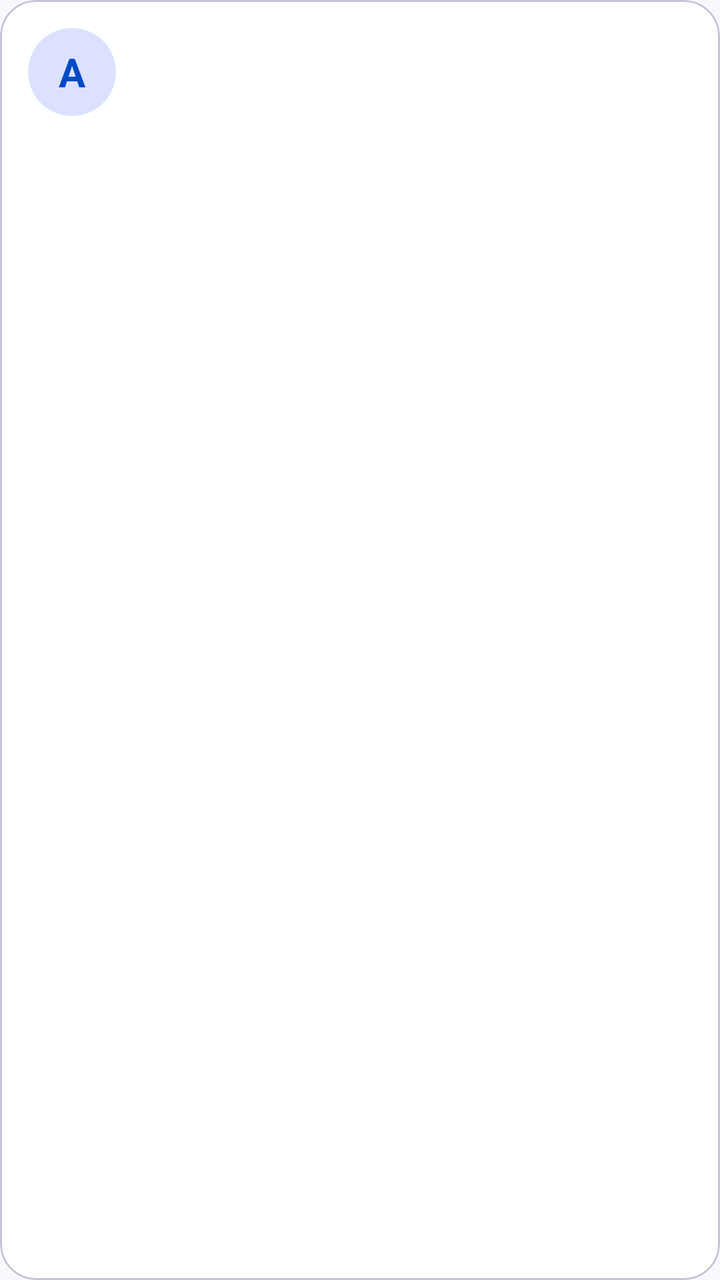
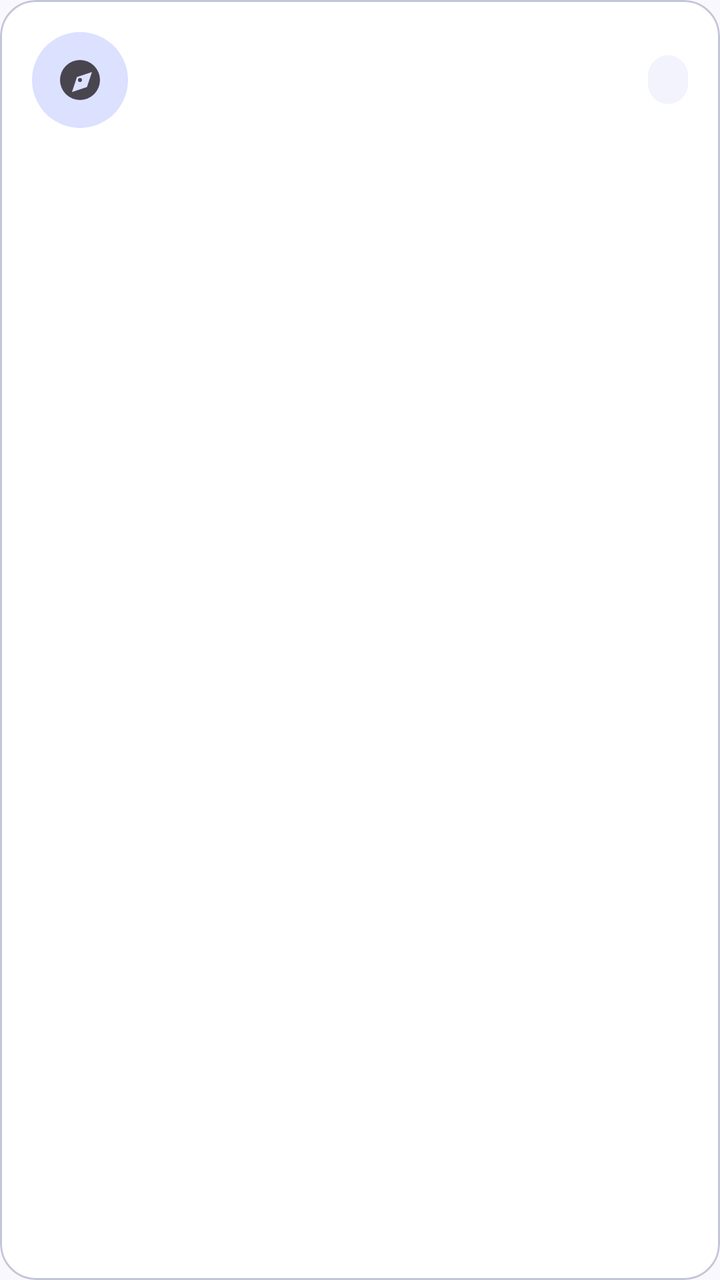

Screens rendered from an Android XML layout before and after an edit, with the pre-edit source and the edit as a unified diff.
<!-- AndroidManifest.xml: application theme Theme.ObjectLanguage -->
<!-- res/layout/item_category.xml -->
<?xml version="1.0" encoding="utf-8"?>
<com.google.android.material.card.MaterialCardView xmlns:android="http://schemas.android.com/apk/res/android"
    xmlns:app="http://schemas.android.com/apk/res-auto"
    android:layout_width="match_parent"
    android:layout_height="156dp"
    android:layout_margin="8dp"
    app:cardBackgroundColor="@color/surface"
    app:cardCornerRadius="18dp"
    app:cardElevation="0dp"
    app:strokeColor="@color/divider"
    app:strokeWidth="1dp">

    <LinearLayout
        android:layout_width="match_parent"
        android:layout_height="match_parent"
        android:orientation="vertical"
        android:padding="14dp">

        <TextView
            android:id="@+id/categoryInitial"
            android:layout_width="44dp"
            android:layout_height="44dp"
            android:background="@drawable/bg_icon_primary"
            android:gravity="center"
            android:text="A"
            android:textColor="@color/primary"
            android:textSize="20sp"
            android:textStyle="bold" />

        <TextView
            android:id="@+id/categoryName"
            android:layout_width="match_parent"
            android:layout_height="wrap_content"
            android:layout_marginTop="12dp"
            android:ellipsize="end"
            android:maxLines="1"
            android:textColor="@color/text_primary"
            android:textSize="18sp"
            android:textStyle="bold" />

        <TextView
            android:id="@+id/categoryDescription"
            android:layout_width="match_parent"
            android:layout_height="0dp"
            android:layout_marginTop="6dp"
            android:layout_weight="1"
            android:ellipsize="end"
            android:maxLines="2"
            android:textAppearance="@style/TextAppearance.App.BodySmall" />
    </LinearLayout>
</com.google.android.material.card.MaterialCardView>
<!-- resources referenced by this layout -->
<resources>
  <color name="divider">#C3C6D7</color>
  <color name="primary">#004AC6</color>
  <color name="surface">#FFFFFF</color>
  <color name="text_primary">#191B23</color>
  <!-- drawable bg_icon_primary (drawable) -->
  <?xml version="1.0" encoding="utf-8"?>
  <shape xmlns:android="http://schemas.android.com/apk/res/android"
      android:shape="oval">
      <solid android:color="@color/primary_light" />
  </shape>
  <style name="TextAppearance.App.BodySmall" parent="TextAppearance.Material3.BodySmall">
          <item name="android:textColor">@color/text_secondary</item>
          <item name="android:textSize">12sp</item>
          <item name="android:lineHeight">16sp</item>
      </style>
  <color name="primary_light">#DBE1FF</color>
  <color name="text_secondary">#22242F</color>
  <color name="primary_dark">#003EA8</color>
  <color name="text_on_primary">#FFFFFF</color>
  <color name="secondary">#FD933D</color>
  <color name="violet">#7C3AED</color>
  <color name="background">#FAF8FF</color>
  <style name="Widget.App.CardView" parent="Widget.Material3.CardView.Elevated">
          <item name="cardBackgroundColor">@color/surface</item>
          <item name="cardCornerRadius">14dp</item>
          <item name="cardElevation">0dp</item>
          <item name="strokeWidth">0dp</item>
      </style>
  <style name="Widget.App.BottomNav" parent="Widget.Material3.BottomNavigationView">
          <item name="backgroundTint">@color/bottom_nav_bg</item>
          <item name="itemIconTint">@color/bottom_nav_color</item>
          <item name="itemTextColor">@color/bottom_nav_color</item>
          <item name="itemActiveIndicatorStyle">@style/Widget.App.BottomNav.ActiveIndicator</item>
          <item name="labelVisibilityMode">labeled</item>
          <item name="itemRippleColor">@color/primary_light</item>
      </style>
  <color name="bottom_nav_bg">#FFFFFF</color>
  <style name="Widget.App.BottomNav.ActiveIndicator" parent="Widget.Material3.BottomNavigationView.ActiveIndicator">
          <item name="android:color">@color/surface_variant</item>
          <item name="shapeAppearance">@style/ShapeAppearance.App.SmallComponent</item>
      </style>
  <color name="surface_variant">#E1E2ED</color>
  <style name="ShapeAppearance.App.SmallComponent" parent="ShapeAppearance.Material3.SmallComponent">
          <item name="cornerSize">14dp</item>
      </style>
  <!-- unchanged entries left out for length: 1 -->
</resources>

<!-- the commit's change to res/layout/item_category.xml (unified diff, before → after) -->
@@ -2,7 +2,7 @@
 <com.google.android.material.card.MaterialCardView xmlns:android="http://schemas.android.com/apk/res/android"
     xmlns:app="http://schemas.android.com/apk/res-auto"
     android:layout_width="match_parent"
-    android:layout_height="156dp"
+    android:layout_height="wrap_content"
     android:layout_margin="8dp"
     app:cardBackgroundColor="@color/surface"
     app:cardCornerRadius="18dp"
@@ -12,40 +12,63 @@
 
     <LinearLayout
         android:layout_width="match_parent"
-        android:layout_height="match_parent"
-        android:orientation="vertical"
-        android:padding="14dp">
+        android:layout_height="wrap_content"
+        android:gravity="center_vertical"
+        android:orientation="horizontal"
+        android:padding="16dp">
+
+        <ImageView
+            android:id="@+id/categoryIcon"
+            android:layout_width="48dp"
+            android:layout_height="48dp"
+            android:background="@drawable/bg_icon_primary"
+            android:padding="10dp"
+            android:scaleType="centerInside"
+            android:contentDescription="@null"
+            android:src="@drawable/ic_explore" />
+
+        <LinearLayout
+            android:layout_width="0dp"
+            android:layout_height="wrap_content"
+            android:layout_marginStart="14dp"
+            android:layout_weight="1"
+            android:orientation="vertical">
+
+            <TextView
+                android:id="@+id/categoryName"
+                android:layout_width="match_parent"
+                android:layout_height="wrap_content"
+                android:ellipsize="end"
+                android:maxLines="1"
+                android:textColor="@color/text_primary"
+                android:textSize="16sp"
+                android:textStyle="bold" />
+
+            <TextView
+                android:id="@+id/categoryDescription"
+                android:layout_width="match_parent"
+                android:layout_height="wrap_content"
+                android:layout_marginTop="3dp"
+                android:ellipsize="end"
+                android:maxLines="1"
+                android:textAppearance="@style/TextAppearance.App.BodySmall" />
+
+        </LinearLayout>
 
         <TextView
-            android:id="@+id/categoryInitial"
-            android:layout_width="44dp"
-            android:layout_height="44dp"
-            android:background="@drawable/bg_icon_primary"
-            android:gravity="center"
-            android:text="A"
+            android:id="@+id/categoryWordCount"
+            android:layout_width="wrap_content"
+            android:layout_height="wrap_content"
+            android:layout_marginStart="10dp"
+            android:background="@drawable/bg_chip_surface"
+            android:paddingStart="10dp"
+            android:paddingTop="4dp"
+            android:paddingEnd="10dp"
+            android:paddingBottom="4dp"
             android:textColor="@color/primary"
-            android:textSize="20sp"
+            android:textSize="12sp"
             android:textStyle="bold" />
 
-        <TextView
-            android:id="@+id/categoryName"
-            android:layout_width="match_parent"
-            android:layout_height="wrap_content"
-            android:layout_marginTop="12dp"
-            android:ellipsize="end"
-            android:maxLines="1"
-            android:textColor="@color/text_primary"
-            android:textSize="18sp"
-            android:textStyle="bold" />
+    </LinearLayout>
 
-        <TextView
-            android:id="@+id/categoryDescription"
-            android:layout_width="match_parent"
-            android:layout_height="0dp"
-            android:layout_marginTop="6dp"
-            android:layout_weight="1"
-            android:ellipsize="end"
-            android:maxLines="2"
-            android:textAppearance="@style/TextAppearance.App.BodySmall" />
-    </LinearLayout>
 </com.google.android.material.card.MaterialCardView>
<!-- resource entries referenced after the edit -->
@@ -4,12 +4,30 @@
   <color name="primary">#004AC6</color>
   <color name="surface">#FFFFFF</color>
   <color name="text_primary">#191B23</color>
+  <!-- drawable bg_chip_surface (drawable) -->
+  <?xml version="1.0" encoding="utf-8"?>
+  <shape xmlns:android="http://schemas.android.com/apk/res/android"
+      android:shape="rectangle">
+      <solid android:color="#F3F3FE" />
+      <corners android:radius="20dp" />
+  </shape>
   <!-- drawable bg_icon_primary (drawable) -->
   <?xml version="1.0" encoding="utf-8"?>
   <shape xmlns:android="http://schemas.android.com/apk/res/android"
       android:shape="oval">
       <solid android:color="@color/primary_light" />
   </shape>
+  <!-- drawable ic_explore (drawable) -->
+  <vector xmlns:android="http://schemas.android.com/apk/res/android"
+      android:width="24dp"
+      android:height="24dp"
+      android:viewportWidth="24"
+      android:viewportHeight="24"
+      android:tint="?attr/colorControlNormal">
+      <path
+          android:fillColor="@android:color/white"
+          android:pathData="M12,2A10,10 0,1 0,12 22A10,10 0,0 0,12 2ZM15.5,15.5L8,18L10.5,10.5L18,8L15.5,15.5ZM12,11A1,1 0,1 0,12 13A1,1 0,0 0,12 11Z" />
+  </vector>
   <style name="TextAppearance.App.BodySmall" parent="TextAppearance.Material3.BodySmall">
           <item name="android:textColor">@color/text_secondary</item>
           <item name="android:textSize">12sp</item>
